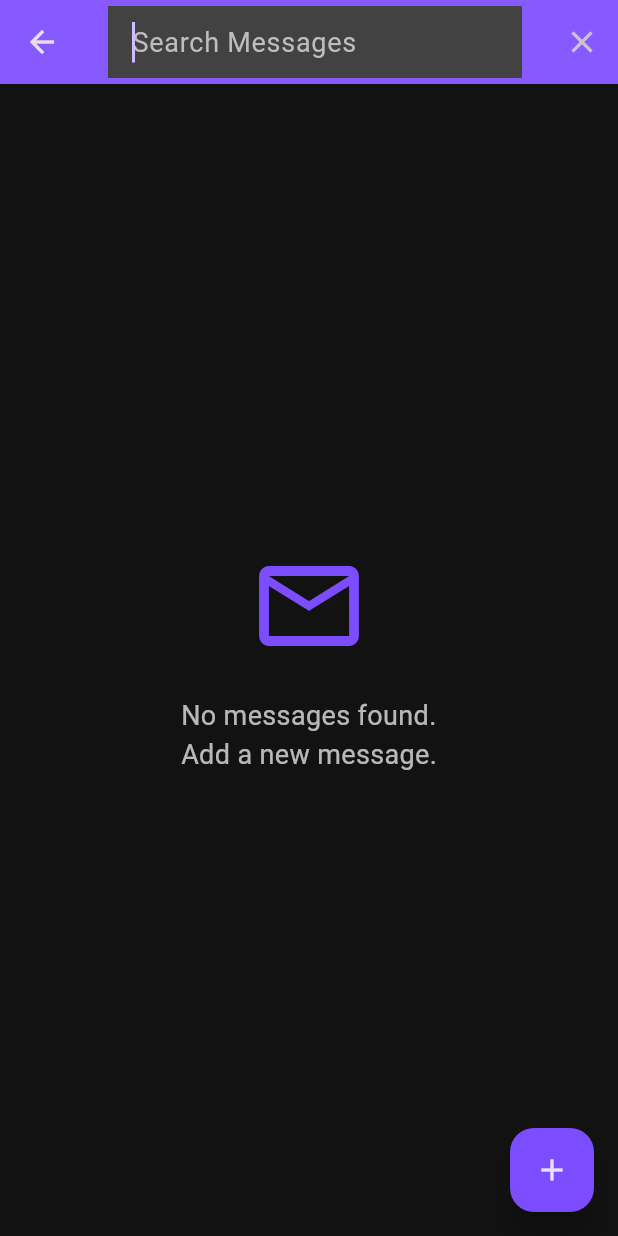
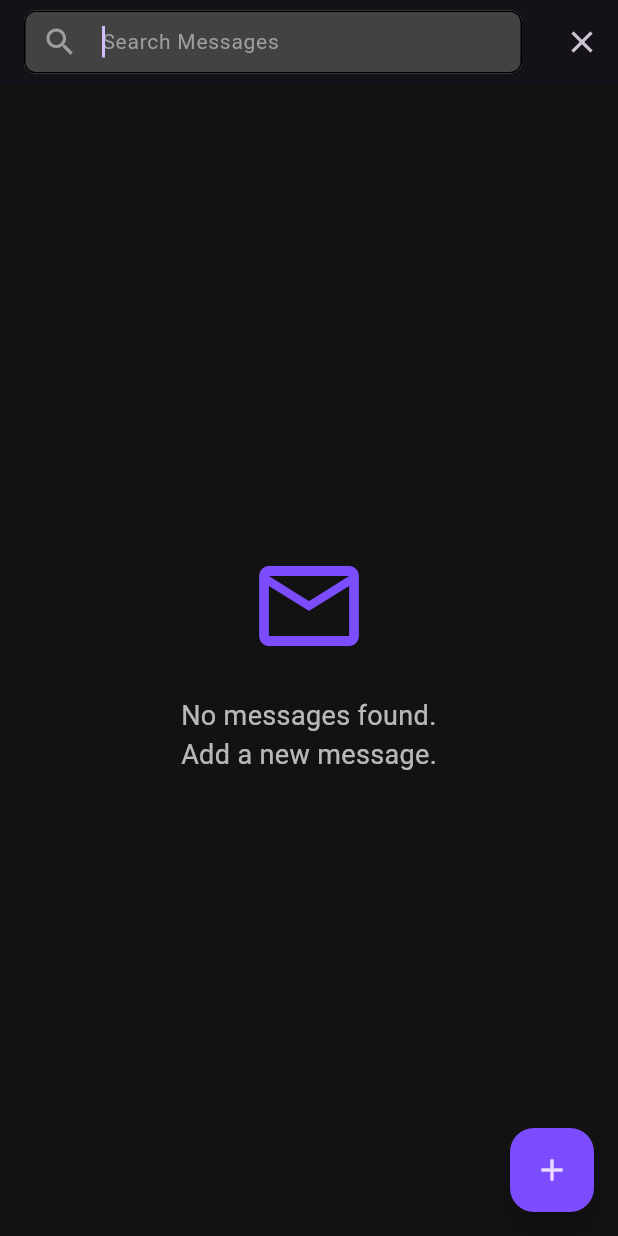
Before and after one commit to oriazadok/cypheron, a Flutter app: the ContactInfo screen opened directly with empty values, after a tap on the "search" icon, on a phone screen of 412 x 824 dp. Run offline on Flutter 3.47's test engine with Material 3 defaults, Android fonts, the phone set to English and light mode, and no system bars; our stand-ins replace cloud_firestore, contacts_service, firebase_auth, firebase_core, hive, hive_flutter and 3 more; missing offline and left inert: dart:ffi; accounts and stored records are empty.

Commit message:
ui contact info

```diff
--- a/lib/screens/Contact_info/ContactInfo.dart
+++ b/lib/screens/Contact_info/ContactInfo.dart
@@ -8,7 +8,6 @@ import 'package:cypheron/services/ffi_service.dart';
 import 'package:cypheron/models/ContactModel.dart';
 import 'package:cypheron/models/MessageModel.dart';
 
-import 'package:cypheron/ui/widgetsUI/app_barUI/AppBarUI.dart';
 import 'package:cypheron/ui/widgetsUI/utilsUI/IconsUI.dart';
 import 'package:cypheron/ui/widgetsUI/utilsUI/EmptyStateUI.dart';
 import 'package:cypheron/ui/widgetsUI/cardsUI/MsgCardUI.dart';
@@ -16,6 +15,7 @@ import 'package:cypheron/ui/widgetsUI/cardsUI/MsgCardUI.dart';
 import 'package:cypheron/widgets/dialogs/KeywordDialog.dart';
 import 'package:cypheron/widgets/dialogs/DisplayDialog.dart';
 import 'package:cypheron/widgets/buttons/addMessageButton.dart';
+import 'package:cypheron/widgets/search/SearchField.dart';
 
 class ContactInfo extends StatefulWidget {
   final ContactModel contact;
@@ -29,23 +29,18 @@ class ContactInfo extends StatefulWidget {
 class _ContactInfoState extends State<ContactInfo> {
   List<MessageModel> allMessages = [];
   List<MessageModel> filteredMessages = [];
-  final TextEditingController searchController = TextEditingController();
+  final ScrollController _scrollController = ScrollController(); // Add ScrollController
   bool isSearching = false;
-
-  final ScrollController _scrollController = ScrollController(); // Add ScrollController
 
   @override
   void initState() {
     super.initState();
+    // Initialize all messages and sort them
     allMessages = widget.contact.messages
-      ..sort((a, b) => b.timestamp.compareTo(a.timestamp)); // Explicit sort
+      ..sort((a, b) => b.timestamp.compareTo(a.timestamp));
     filteredMessages = allMessages;
 
-    searchController.addListener(() {
-      filterMessages(searchController.text);
-    });
-
-    // Scroll to the top to show the latest message
+    // Scroll to the latest message on initialization
     WidgetsBinding.instance.addPostFrameCallback((_) {
       if (_scrollController.hasClients) {
         _scrollController.jumpTo(_scrollController.position.maxScrollExtent);
@@ -55,7 +50,6 @@ class _ContactInfoState extends State<ContactInfo> {
 
   @override
   void dispose() {
-    searchController.dispose();
     _scrollController.dispose();
     super.dispose();
   }
@@ -63,23 +57,14 @@ class _ContactInfoState extends State<ContactInfo> {
   @override
   Widget build(BuildContext context) {
     return Scaffold(
-      appBar: AppBarUI(
+      appBar: AppBar(
+        automaticallyImplyLeading: !isSearching,
         title: isSearching
-            ? TextField(
-                controller: searchController,
-                autofocus: true,
-                decoration: InputDecoration(
-                  hintText: 'Search Messages',
-                  border: InputBorder.none,
-                  hintStyle: TextStyle(
-                    color: Colors.grey.shade400,
-                    fontSize: 18,
-                  ),
-                ),
-                style: TextStyle(
-                  color: Colors.white,
-                  fontSize: 18,
-                ),
+            ? SearchField(
+                onChanged: (query) {
+                  _filterMessages(query); // Filter messages on query
+                },
+                hintText: 'Search Messages',
               )
             : Text(widget.contact.name),
         actions: [
@@ -89,8 +74,7 @@ class _ContactInfoState extends State<ContactInfo> {
               onPressed: () {
                 setState(() {
                   isSearching = false;
-                  searchController.clear();
-                  filteredMessages = allMessages;
+                  filteredMessages = allMessages; // Reset messages
                 });
               },
             )
@@ -99,7 +83,7 @@ class _ContactInfoState extends State<ContactInfo> {
               icon: Icon(Icons.search),
               onPressed: () {
                 setState(() {
-                  isSearching = true;
+                  isSearching = true; // Enable search mode
                 });
               },
             ),
@@ -110,8 +94,8 @@ class _ContactInfoState extends State<ContactInfo> {
               context: context,
               removeTop: true,
               child: ListView.builder(
-                controller: _scrollController, // Attach the ScrollController
-                reverse: true, // Most recent message at the top
+                controller: _scrollController, // Attach ScrollController
+                reverse: true, // Show most recent message first
                 shrinkWrap: true,
                 itemCount: filteredMessages.length,
                 itemBuilder: (context, index) {
@@ -141,10 +125,11 @@ class _ContactInfoState extends State<ContactInfo> {
     );
   }
 
-  void filterMessages(String query) {
+  /// Filters messages based on the search query
+  void _filterMessages(String query) {
     setState(() {
       if (query.isEmpty) {
-        filteredMessages = allMessages;
+        filteredMessages = allMessages; // Reset messages if query is empty
       } else {
         filteredMessages = allMessages.where((message) {
           final title = message.title.toLowerCase();
@@ -156,11 +141,11 @@ class _ContactInfoState extends State<ContactInfo> {
     });
   }
 
+  /// Adds a new message and refreshes the UI
   void _addNewMessage(MessageModel newMessage) {
     setState(() {
       widget.contact.addMessage(newMessage);
       widget.contact.save();
-
       allMessages = widget.contact.messages.reversed.toList(); // Refresh and reverse
       filteredMessages = allMessages;
 
@@ -173,6 +158,7 @@ class _ContactInfoState extends State<ContactInfo> {
     });
   }
 
+  /// Sends a message file using the share_plus package
   Future<void> _sendMessage(MessageModel message) async {
     // Get a temporary directory
     Directory tempDir = await getTemporaryDirectory();
@@ -189,5 +175,4 @@ class _ContactInfoState extends State<ContactInfo> {
       text: 'Encrypted message from ${widget.contact.name}', // Additional text
     );
   }
-
 }
--- a/lib/ui/widgetsUI/app_barUI/AppBarUI.dart
+++ /dev/null
@@ -1,28 +0,0 @@
-import 'package:flutter/material.dart';
-
-/// A reusable widget for creating a styled AppBar.
-class AppBarUI extends StatelessWidget implements PreferredSizeWidget {
-  final Widget title; // Accept a Widget instead of just a String for more flexibility
-  final Color? backgroundColor;
-  final List<Widget>? actions; // Optional actions for the AppBar
-
-  const AppBarUI({
-    required this.title,
-    this.backgroundColor,
-    this.actions,
-  });
-
-  @override
-  Widget build(BuildContext context) {
-    return AppBar(
-      title: title, // Use the provided Widget as the title
-      centerTitle: true,
-      backgroundColor: backgroundColor ?? Colors.deepPurpleAccent,
-      elevation: 8,
-      actions: actions,
-    );
-  }
-
-  @override
-  Size get preferredSize => const Size.fromHeight(kToolbarHeight);
-}
```
